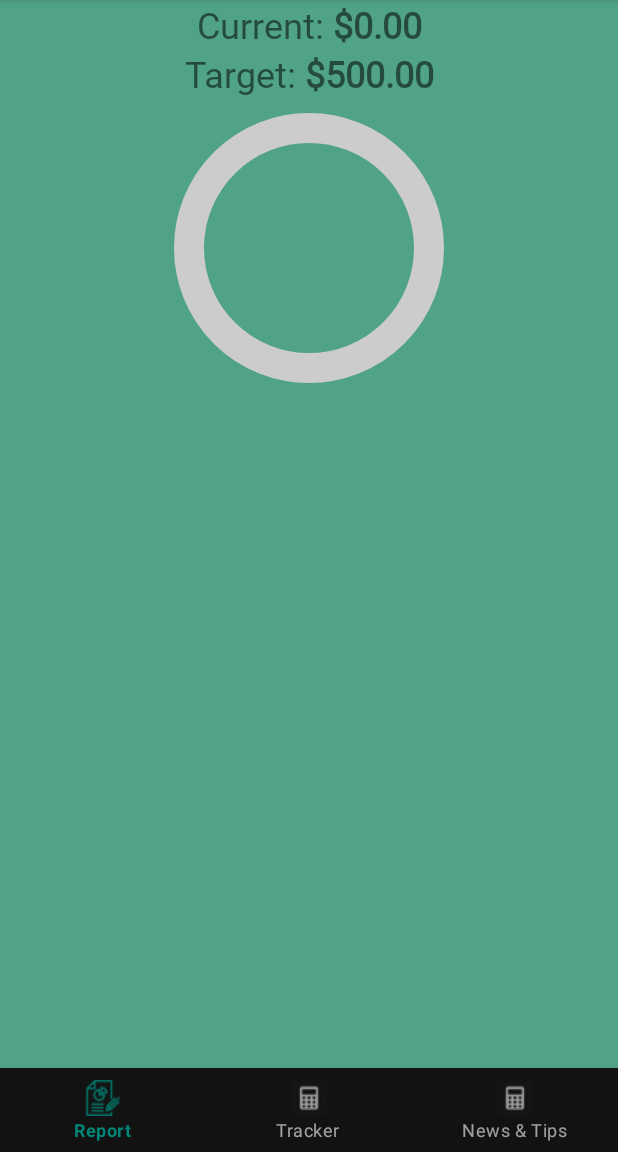
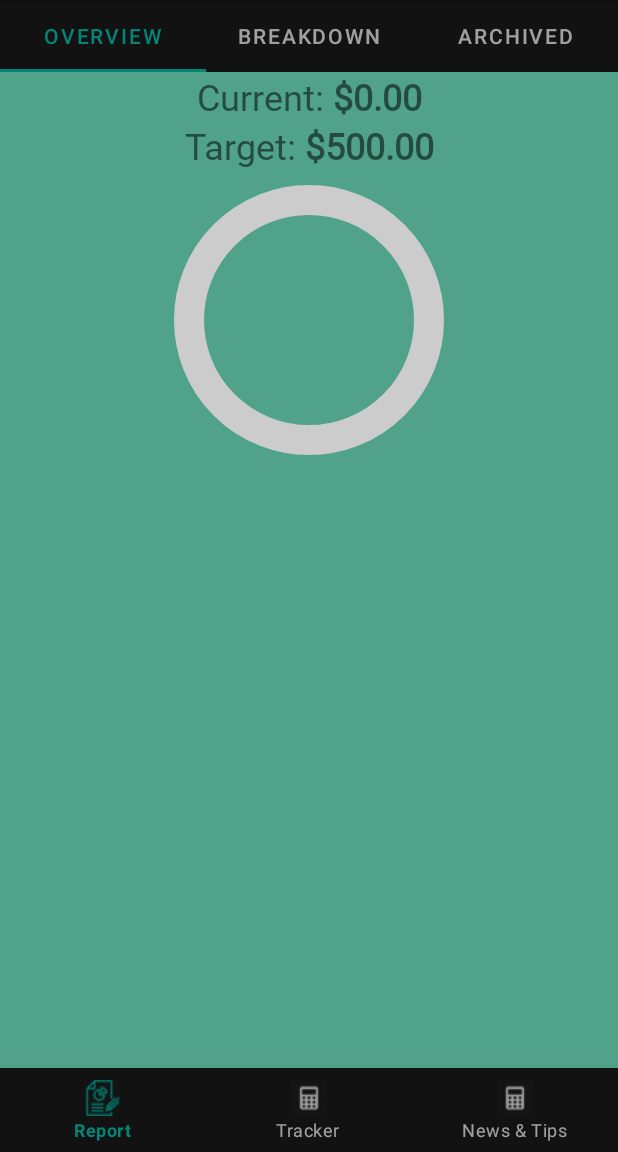
Before and after one commit to JadonFan/Budgeting, an Android app: the ReportFragment screen opened directly, with no data from a screen before it, on a phone screen of 412 x 824 dp, the part 84-1236 px from its top. Run offline under Robolectric (Android 15) with nearby library versions, the phone set to English and light mode, and no system bars; our stand-ins replace Room's generated code.

Commit message:
Changed some code

```diff
--- a/app/src/main/res/layout/spending_report_layout.xml
+++ b/app/src/main/res/layout/spending_report_layout.xml
@@ -1,9 +1,32 @@
 <?xml version="1.0" encoding="utf-8"?>
-<LinearLayout
-        xmlns:android="http://schemas.android.com/apk/res/android"
+<LinearLayout xmlns:android="http://schemas.android.com/apk/res/android"
+        xmlns:app="http://schemas.android.com/apk/res-auto"
         android:orientation="vertical"
         android:layout_width="match_parent"
         android:layout_height="match_parent">
+
+    <com.google.android.material.tabs.TabLayout
+            android:layout_width="match_parent"
+            android:layout_height="wrap_content"
+            app:tabMaxWidth="0dp"
+            app:tabGravity="fill">
+
+        <com.google.android.material.tabs.TabItem
+                android:layout_width="wrap_content"
+                android:layout_height="wrap_content"
+                android:text="@string/overview" />
+
+        <com.google.android.material.tabs.TabItem
+                android:layout_width="wrap_content"
+                android:layout_height="wrap_content"
+                android:text="@string/breakdown" />
+
+        <com.google.android.material.tabs.TabItem
+                android:layout_width="wrap_content"
+                android:layout_height="wrap_content"
+                android:text="@string/archived" />
+
+    </com.google.android.material.tabs.TabLayout>
 
     <LinearLayout
             android:id="@+id/reportScreen"
--- a/app/src/main/res/values/strings.xml
+++ b/app/src/main/res/values/strings.xml
@@ -1,7 +1,4 @@
 <resources>
-    <string name="yes">Yes</string>
-    <string name="no">No</string>
-
     <string name="app_name">Budget Assistant</string>
 
     <string name="report">Report</string>
@@ -19,4 +16,8 @@
     <string name="confirm_delete">Confirm Delete</string>
     <string name="delete_transaction_ask">Are you sure you want to remove this transaction?</string>
     <string name="news_amp_tips"><![CDATA[News & Tips]]></string>
+    <string name="no_transactions_msg">No transactions recorded. Add some!</string>
+    <string name="overview">Overview</string>
+    <string name="breakdown">Breakdown</string>
+    <string name="archived">Archived</string>
 </resources>
```
Also changed, not shown: app/src/main/java/com/example/budgetapp/fragment/TransactionTrackerFragment.kt (+47 -45 lines), app/src/main/res/layout/spending_tracker_layout.xml (+10 -0 lines).
